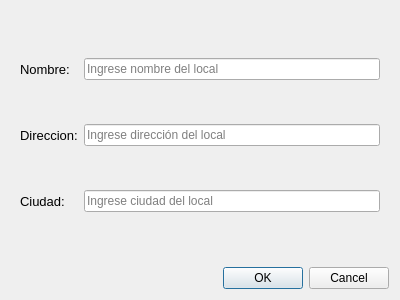
Above: form_local.ui from d4ni3lb/tfinal_info175 before the change. Below: the same form after it.
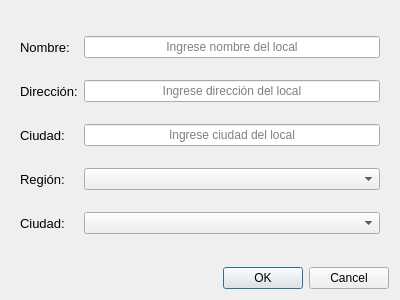
That is the form after the change.

Commit message: editado el ui del formulario

The edit to the form file:
```diff
--- a/form_local.ui
+++ b/form_local.ui
@@ -17,6 +17,62 @@
    <item>
     <widget class="QWidget" name="widget" native="true">
      <layout class="QGridLayout" name="gridLayout">
+      <item row="6" column="0">
+       <widget class="QLabel" name="label_5">
+        <property name="font">
+         <font>
+          <pointsize>10</pointsize>
+         </font>
+        </property>
+        <property name="text">
+         <string>Ciudad:</string>
+        </property>
+       </widget>
+      </item>
+      <item row="6" column="2">
+       <widget class="QComboBox" name="box_ciudad">
+        <property name="currentIndex">
+         <number>-1</number>
+        </property>
+       </widget>
+      </item>
+      <item row="5" column="2">
+       <widget class="QComboBox" name="box_region"/>
+      </item>
+      <item row="5" column="0">
+       <widget class="QLabel" name="label_4">
+        <property name="font">
+         <font>
+          <pointsize>10</pointsize>
+         </font>
+        </property>
+        <property name="text">
+         <string>Región:</string>
+        </property>
+       </widget>
+      </item>
+      <item row="2" column="2">
+       <widget class="QLineEdit" name="line_direccion">
+        <property name="alignment">
+         <set>Qt::AlignCenter</set>
+        </property>
+        <property name="placeholderText">
+         <string>Ingrese dirección del local</string>
+        </property>
+       </widget>
+      </item>
+      <item row="2" column="0">
+       <widget class="QLabel" name="label_2">
+        <property name="font">
+         <font>
+          <pointsize>10</pointsize>
+         </font>
+        </property>
+        <property name="text">
+         <string>Dirección:</string>
+        </property>
+       </widget>
+      </item>
       <item row="0" column="0">
        <widget class="QLabel" name="label">
         <property name="font">
@@ -29,33 +85,7 @@
         </property>
        </widget>
       </item>
-      <item row="3" column="2">
-       <widget class="QLineEdit" name="lineCiudad">
-        <property name="placeholderText">
-         <string>Ingrese ciudad del local</string>
-        </property>
-       </widget>
-      </item>
-      <item row="2" column="0">
-       <widget class="QLabel" name="label_2">
-        <property name="font">
-         <font>
-          <pointsize>10</pointsize>
-         </font>
-        </property>
-        <property name="text">
-         <string>Direccion:</string>
-        </property>
-       </widget>
-      </item>
-      <item row="2" column="2">
-       <widget class="QLineEdit" name="lineDireccion">
-        <property name="placeholderText">
-         <string>Ingrese dirección del local</string>
-        </property>
-       </widget>
-      </item>
-      <item row="3" column="0">
+      <item row="4" column="0">
        <widget class="QLabel" name="label_3">
         <property name="font">
          <font>
@@ -68,18 +98,31 @@
        </widget>
       </item>
       <item row="0" column="2">
-       <widget class="QLineEdit" name="lineNombreL">
-        <property name="inputMask">
-         <string/>
-        </property>
-        <property name="text">
-         <string/>
+       <widget class="QLineEdit" name="line_nombre_local">
+        <property name="alignment">
+         <set>Qt::AlignCenter</set>
         </property>
         <property name="placeholderText">
          <string>Ingrese nombre del local</string>
         </property>
        </widget>
       </item>
+      <item row="4" column="2">
+       <widget class="QLineEdit" name="line_ciudad">
+        <property name="inputMask">
+         <string/>
+        </property>
+        <property name="text">
+         <string/>
+        </property>
+        <property name="alignment">
+         <set>Qt::AlignCenter</set>
+        </property>
+        <property name="placeholderText">
+         <string>Ingrese ciudad del local</string>
+        </property>
+       </widget>
+      </item>
      </layout>
     </widget>
    </item>
```
